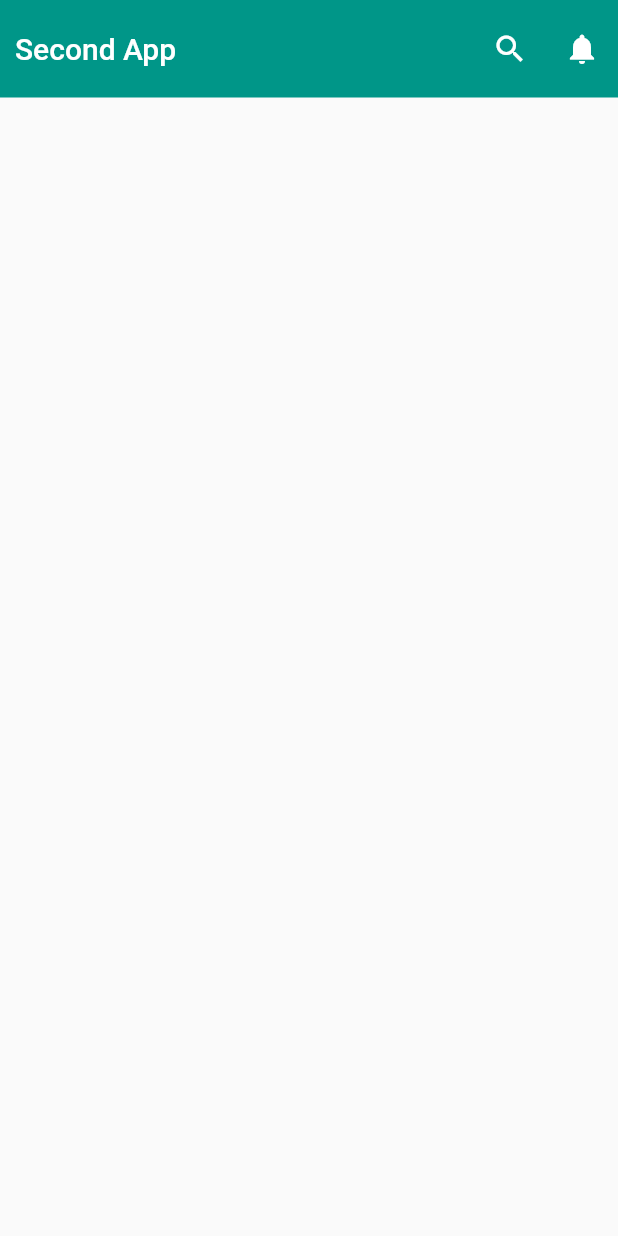
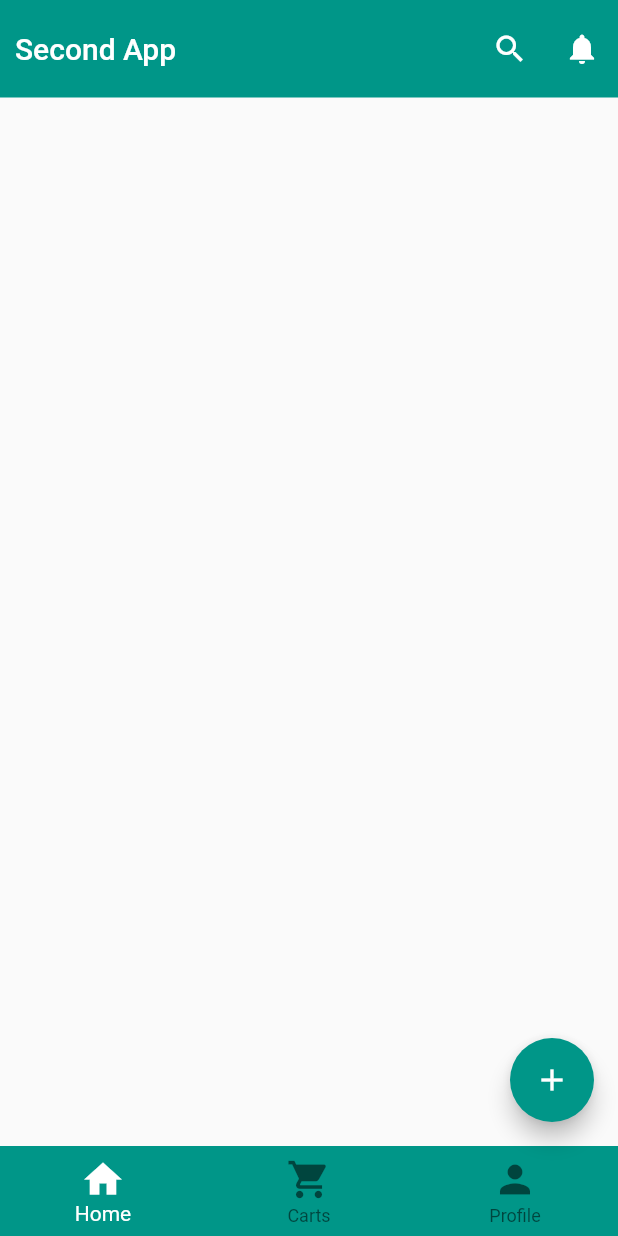
Before and after one commit to Nazmul7989/Flutter, a Flutter app: the screen it shows after launch, on a phone screen of 412 x 824 dp. Run offline on Flutter 3.47's test engine with Material 2 defaults, Android fonts, the phone set to English and light mode, and no system bars.

Commit message:
floating button and bottom navigation bar

```diff
--- a/app_two/lib/main.dart
+++ b/app_two/lib/main.dart
@@ -12,6 +12,7 @@ class MyApp extends StatelessWidget {
   Widget build(BuildContext context) {
     return  MaterialApp(
       title: 'Second Flutter App',
+      color: Colors.teal,
       theme: ThemeData(primarySwatch: Colors.blue),
       darkTheme: ThemeData(primarySwatch: Colors.grey),
       debugShowCheckedModeBanner: false,
@@ -44,6 +45,44 @@ class HomePage extends StatelessWidget {
             IconButton(onPressed: (){MySnackBar('Click on Notification', context);}, icon: Icon(Icons.notifications)),
         ],
       ),
+      floatingActionButton: FloatingActionButton(
+        backgroundColor: Colors.teal,
+        child: Icon(Icons.add),
+        onPressed: (){
+          MySnackBar('I am floating action button', context);
+        },
+      ),
+      // floatingActionButton: FloatingActionButton.extended(
+      //   backgroundColor: Colors.teal,
+      //   label: Text('Save'),
+      //   icon: Icon(Icons.add),
+      //   onPressed: (){
+      //     MySnackBar('I am floating action button', context);
+      //   },
+      // ),
+      bottomNavigationBar: BottomNavigationBar(
+        items: [
+          BottomNavigationBarItem(icon: Icon(Icons.home),label: 'Home'),
+          BottomNavigationBarItem(icon: Icon(Icons.shopping_cart),label: 'Carts'),
+          BottomNavigationBarItem(icon: Icon(Icons.person),label: 'Profile'),
+        ],
+        onTap: (int index){
+          if(index == 0){
+            MySnackBar('Bottom Home menu', context);
+          }
+          if(index == 1){
+            MySnackBar('Bottom Carts menu', context);
+          }
+          if(index == 2){
+            MySnackBar('Bottom Profile menu', context);
+          }
+        },
+        currentIndex: 0,
+        backgroundColor: Colors.teal,
+        selectedItemColor: Colors.white,
+        iconSize: 30,
+        elevation: 0,
+      ),
     );
   }
 
```
